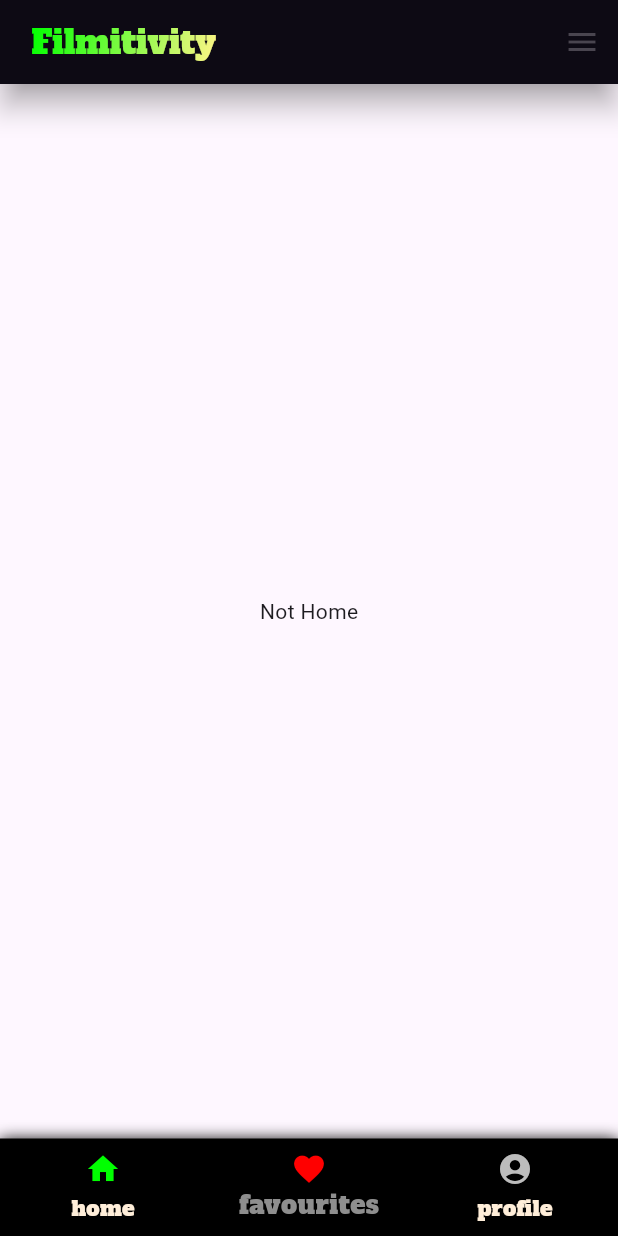
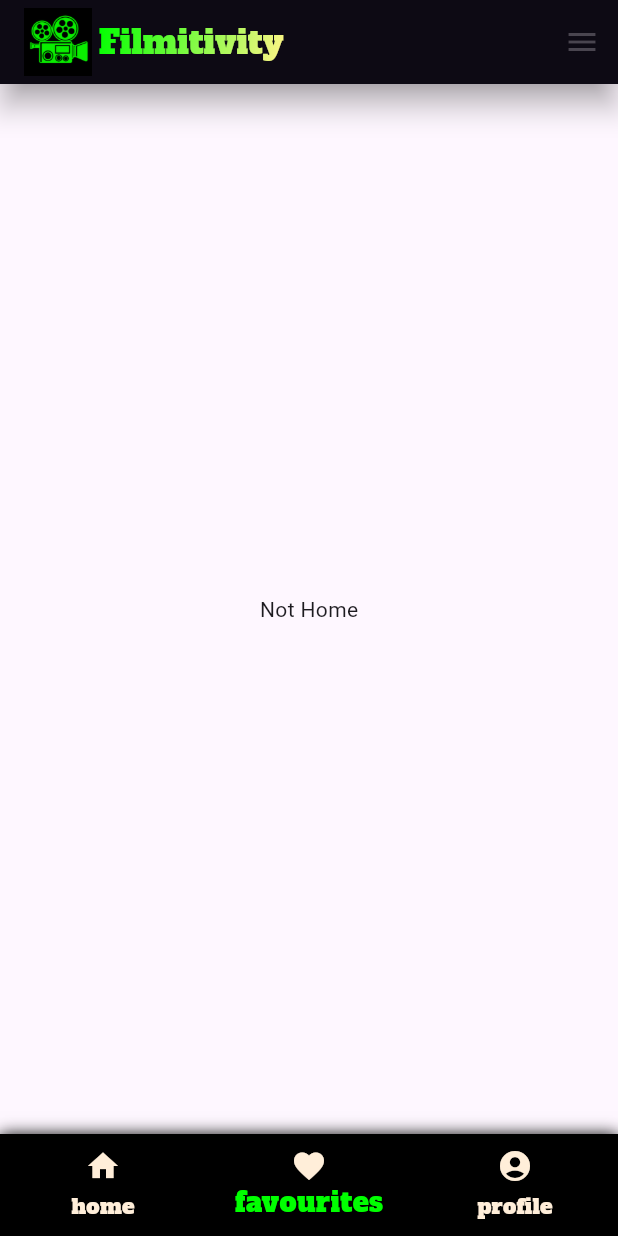
Before and after one commit to VGD3626/Filmitivity, a Flutter app: the screen it shows after launch, item 2 of the bottom bar chosen, on a phone screen of 412 x 824 dp. Run offline on Flutter 3.47's test engine with Material 3 defaults, Android fonts, the phone set to English and light mode, and no system bars.

Commit message:
updated hom screen and overall appearance...

```diff
--- a/lib/main.dart
+++ b/lib/main.dart
@@ -1,4 +1,3 @@
-import 'package:flutter/cupertino.dart';
 import 'package:flutter/material.dart';
 
 void main() {
@@ -56,12 +55,7 @@ class _HomeScreenState extends State<HomeScreen> {
         shadowColor: const Color(0xFF131313),
         title: Row(
           children: [
-            //  const Icon(
-            //   Icons.movie,
-            //   color: Color(0xFF00B100),
-            //   fill: 0.1,
-            //   size: 56,
-            // ),
+            Image.asset('images/logo.png',width: 45, height: 45),
             const SizedBox(width: 5),
             ShaderMask(
               shaderCallback: (bounds) => const LinearGradient(
@@ -88,7 +82,7 @@ class _HomeScreenState extends State<HomeScreen> {
       body: Center(
         child: _selectedIndex == 0
             ? Container(
-          color: const Color(0xFF0E0E0E),
+          color: const Color(0xFF141414),
         )
             : _selectedIndex == 1
             ? const Text("Not Home")
@@ -107,11 +101,11 @@ class _HomeScreenState extends State<HomeScreen> {
         child: BottomNavigationBar(
           backgroundColor: Colors.black,
           unselectedItemColor: const Color(0xFFFFEED9),
-          selectedFontSize: 17,
+          selectedFontSize: 18,
           unselectedFontSize: 14,
-          selectedItemColor: const Color(0xFF8E8E8E),
+          selectedItemColor: const Color(0xFF00FF00),
           selectedLabelStyle: const TextStyle(
-            color: Color(0xFF717171),
+            color: Color(0xFF00FF00),
             fontFamily: 'alfaSlabOne',
           ),
           unselectedLabelStyle: const TextStyle(
@@ -122,15 +116,15 @@ class _HomeScreenState extends State<HomeScreen> {
           onTap: _onBottomAppBarItemTapped,
           items: const <BottomNavigationBarItem>[
             BottomNavigationBarItem(
-              icon: Icon(Icons.home, color: Color(0xFF00FF00)),
+              icon: Icon(Icons.home, color: Color(0xFFFFEED9)),
               label: 'home',
             ),
             BottomNavigationBarItem(
-              icon: Icon(Icons.favorite, color: Color(0xFFFF0000)),
+              icon: Icon(Icons.favorite, color: Color(0xFFFFEED9)),
               label: 'favourites',
             ),
             BottomNavigationBarItem(
-              icon: Icon(Icons.account_circle_rounded, color: Color(0xFFBCBCBC)),
+              icon: Icon(Icons.account_circle_rounded, color: Color(0xFFFFEED9)),
               label: 'profile',
             ),
           ],
```
Also changed, not shown: pubspec.yaml (+7 -3 lines), images/logo.png, pubspec.lock.
